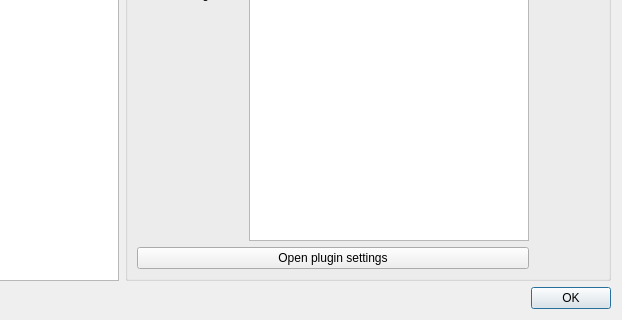
Old version of the form src/ui/w_PluginManager.ui in the repository Qv2ray/Qv2ray; both pictures show x 135 to 757 and y 198 to 518 of the 757 by 518 pixel window.
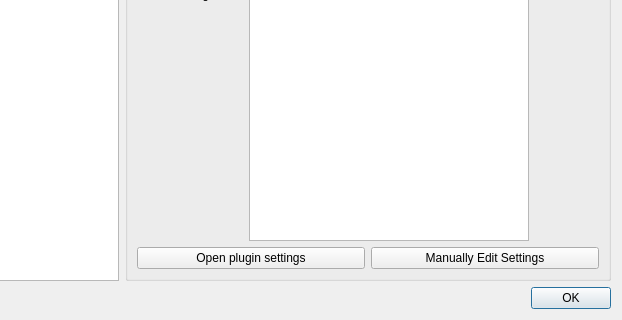
New version of the form.

Commit message: plugin: update plugin settings subsystem

```diff
--- a/src/ui/w_PluginManager.ui
+++ b/src/ui/w_PluginManager.ui
@@ -211,20 +211,6 @@
           </property>
          </widget>
         </item>
-        <item row="8" column="0" colspan="2">
-         <layout class="QHBoxLayout" name="horizontalLayout">
-          <item>
-           <widget class="QPushButton" name="pluginSettingsBtn">
-            <property name="toolTip">
-             <string>Open settings page for current plugin</string>
-            </property>
-            <property name="text">
-             <string>Open plugin settings</string>
-            </property>
-           </widget>
-          </item>
-         </layout>
-        </item>
        </layout>
       </item>
       <item row="0" column="1">
@@ -260,6 +246,27 @@
         </item>
        </layout>
       </item>
+      <item row="1" column="0" colspan="2">
+       <layout class="QHBoxLayout" name="horizontalLayout">
+        <item>
+         <widget class="QPushButton" name="pluginSettingsBtn">
+          <property name="toolTip">
+           <string>Open settings page for current plugin</string>
+          </property>
+          <property name="text">
+           <string>Open plugin settings</string>
+          </property>
+         </widget>
+        </item>
+        <item>
+         <widget class="QPushButton" name="pluginEditSettingsJsonBtn">
+          <property name="text">
+           <string>Manually Edit Settings</string>
+          </property>
+         </widget>
+        </item>
+       </layout>
+      </item>
      </layout>
     </widget>
    </item>
```
The commit also changes 4 other files.
